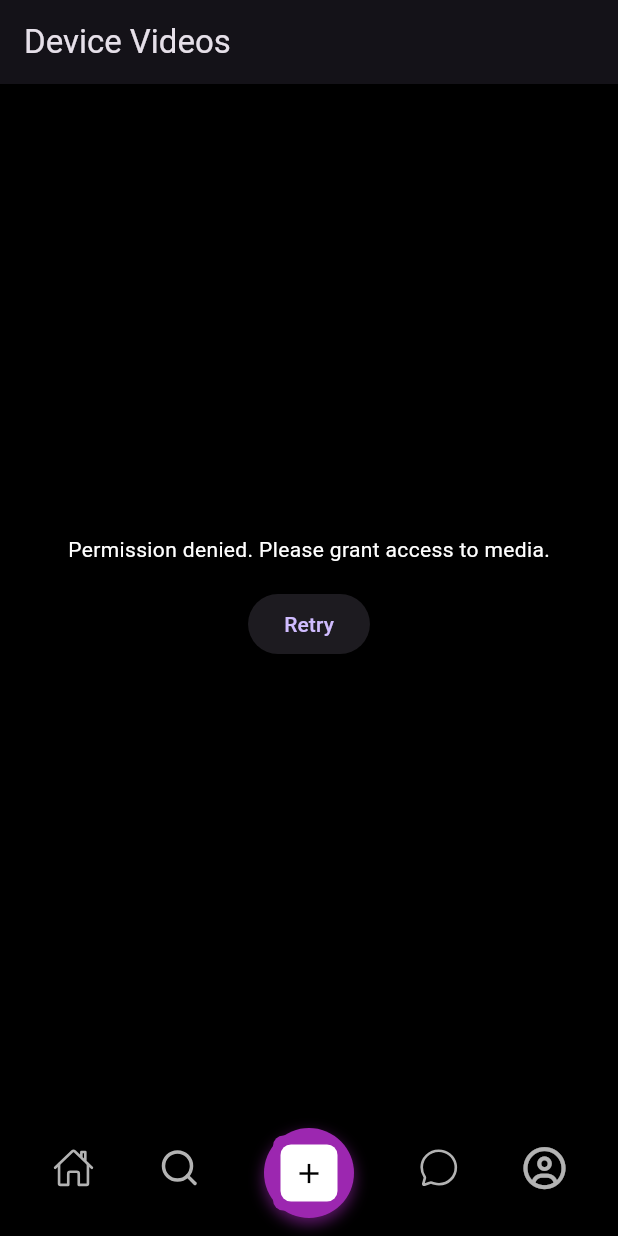
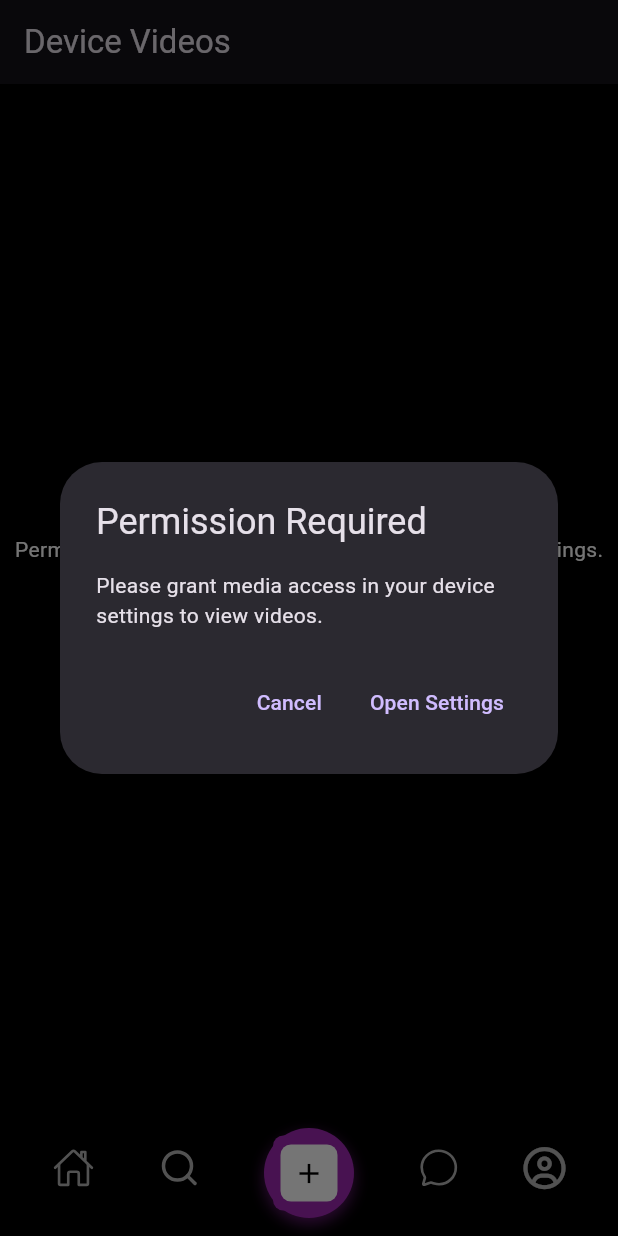
Before and after one commit to Hybiekay/Clipzy, a Flutter app: the screen it shows once a user with an empty profile is signed in, item 3 of the bottom bar chosen, after a tap on "Retry", on a phone screen of 412 x 824 dp. Run offline on Flutter 3.47's test engine with Material 3 defaults, Android fonts, the phone set to English and light mode, and no system bars; our stand-ins replace cached_network_image, cloud_firestore, firebase_auth, firebase_core, firebase_storage, flutter_vector_icons and 6 more; missing offline and left inert: cloudinary_api, cloudinary_url_gen, photo_manager, video_compress; accounts and stored records are empty.

Commit message:
Video Screen

```diff
--- a/lib/views/screens/add_video_screen.dart
+++ b/lib/views/screens/add_video_screen.dart
@@ -3,6 +3,7 @@ import 'dart:io';
 import 'package:clipzy/views/screens/confirm_screen.dart';
 import 'package:flutter/material.dart';
 import 'package:photo_manager/photo_manager.dart';
+import 'package:permission_handler/permission_handler.dart';
 
 class DeviceVideoGalleryScreen extends StatefulWidget {
   const DeviceVideoGalleryScreen({Key? key}) : super(key: key);
@@ -23,7 +24,16 @@ class _DeviceVideoGalleryScreenState extends State<DeviceVideoGalleryScreen> {
     _fetchVideos();
   }
 
+  Future<void> checkPermissions() async {
+    if (await Permission.videos.request().isGranted) {
+      // Permission granted
+    } else {
+      openAppSettings(); // Or handle retry
+    }
+  }
+
   Future<void> _fetchVideos() async {
+    checkPermissions();
     setState(() {
       isLoading = true;
       errorMessage = null;
@@ -34,7 +44,7 @@ class _DeviceVideoGalleryScreenState extends State<DeviceVideoGalleryScreen> {
         await PhotoManager.requestPermissionExtend();
 
     if (!mounted) return;
-
+    print('Permission state: $permissionState');
     if (permissionState.isAuth) {
       try {
         // Fetch all video assets from all albums
@@ -55,17 +65,77 @@ class _DeviceVideoGalleryScreenState extends State<DeviceVideoGalleryScreen> {
           isLoading = false;
         });
       } catch (e) {
+        if (!mounted) return;
+        setState(() {
+          errorMessage = 'Failed to load videos: $e';
+          isLoading = false;
+        });
+      }
+    } else if (permissionState == PermissionState.limited) {
+      // Handle limited access (iOS-specific, e.g., user selected specific photos)
+      setState(() {
+        isLoading = false;
+        errorMessage =
+            'Limited access granted. Some videos may not be available.';
+      });
+      // Optionally, still try to fetch available videos
+      try {
+        List<AssetPathEntity> paths = await PhotoManager.getAssetPathList(
+          type: RequestType.video,
+        );
+        List<AssetEntity> allVideos = [];
+        for (var path in paths) {
+          final videoList = await path.getAssetListPaged(page: 0, size: 50);
+          allVideos.addAll(videoList);
+        }
+        if (!mounted) return;
+        setState(() {
+          videos = allVideos;
+          isLoading = false;
+        });
+      } catch (e) {
+        if (!mounted) return;
         setState(() {
           errorMessage = 'Failed to load videos: $e';
           isLoading = false;
         });
       }
     } else {
+      // Permission denied
+      if (!mounted) return;
       setState(() {
         isLoading = false;
-        errorMessage = 'Permission denied. Please grant access to media.';
+        errorMessage =
+            'Permission denied. Please grant access to media in settings.';
       });
-      await PhotoManager.openSetting();
+
+      // Show dialog to guide user
+      await showDialog(
+        context: context,
+        builder:
+            (context) => AlertDialog(
+              title: const Text('Permission Required'),
+              content: const Text(
+                'Please grant media access in your device settings to view videos.',
+              ),
+              actions: [
+                TextButton(
+                  onPressed: () => Navigator.pop(context),
+                  child: const Text('Cancel'),
+                ),
+                TextButton(
+                  onPressed: () async {
+                    Navigator.pop(context);
+                    await PhotoManager.openSetting();
+                    // Recheck permissions after returning from settings
+                    if (!mounted) return;
+                    await _fetchVideos();
+                  },
+                  child: const Text('Open Settings'),
+                ),
+              ],
+            ),
+      );
     }
   }
 
--- a/pubspec.yaml
+++ b/pubspec.yaml
@@ -47,6 +47,8 @@ dependencies:
   uuid: ^4.5.1
   flutter_vector_icons: ^2.0.0
   photo_manager: ^3.7.1
+  permission_handler: ^12.0.1
+  smooth_page_indicator: ^1.2.1
 
 dev_dependencies:
   flutter_lints: ^5.0.0
```
Also changed, not shown: lib/views/screens/onboarding.dart (added, +137 -0 lines), pubspec.lock, 3 other files.
